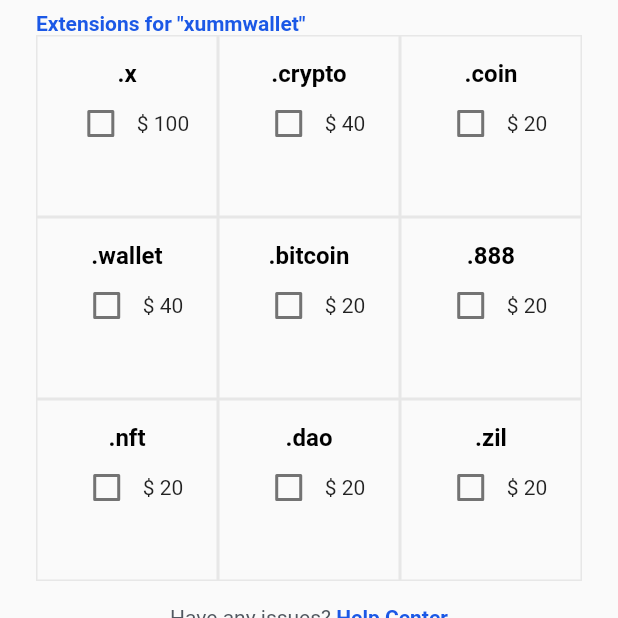
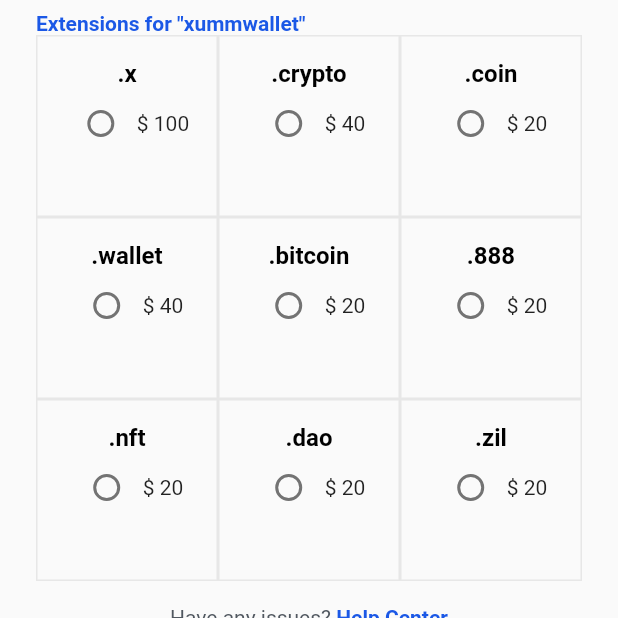
Before and after one commit to VadymMobileDev/up_reselling_webapp, a Flutter app: the screen it shows after launch, scrolled down 240 dp, on a phone screen of 412 x 824 dp, the part 571-1189 px from its top. Run offline on Flutter 3.47's test engine with Material 2 defaults, Android fonts, the light colour scheme and no system bars; our stand-ins replace dio, retrofit; generated files the repository leaves out were written again.

Commit message:
init added Credit Card Widget

```diff
--- a/lib/application/app_color.dart
+++ b/lib/application/app_color.dart
@@ -12,6 +12,7 @@
   static const textGreyDark           = Color(0xFF515860);
   static const black                  = Color(0xFF000000);
   static const white                  = Color(0xFFFFFFFF);
+  static const green                  = Color(0xFF00AC64);
   static const borderCardGrey         = Color(0xFFE7E7E7);
 
 }
--- a/lib/main.dart
+++ b/lib/main.dart
@@ -3,8 +3,13 @@
 import 'package:up_reselling_webapp/api/api_client.dart';
 import 'package:up_reselling_webapp/application/app_color.dart';
 import 'package:up_reselling_webapp/application/style/dimens.dart';
+import 'package:up_reselling_webapp/models/credit_card_model.dart';
 import 'package:up_reselling_webapp/models/domain_name.dart';
 import 'package:up_reselling_webapp/repository/labeled_check_box.dart';
+import 'package:up_reselling_webapp/widgets/credit_card_form.dart';
+import 'package:up_reselling_webapp/widgets/widgets_repository.dart';
+
+import 'models/grid_domain.dart';
 
 void main() {
   runApp(MyApp());
@@ -29,7 +34,11 @@
 
 class _XummPageState extends State<XummPage> {
   bool _flag = true;
-
+  String cardNumber = '';
+  String expiryDate = '';
+  String cvvCode = '';
+  bool isCvvFocused = false;
+  final GlobalKey<FormState> formKey = GlobalKey<FormState>();
   @override
   Widget build(BuildContext context) {
     return Scaffold(
@@ -40,7 +49,7 @@
       child: Column(
         children: [
           SizedBox(height: Dimens.paddingMedium),
-          _backToHome(),
+          BeckToHomeWidget(),
           SizedBox(height: Dimens.paddingMedium),
           // _chooseDomainButtons(),
 
@@ -76,8 +85,8 @@
           ),
 
           SizedBox(height: Dimens.paddingMedium),
-          _unstoppableCard(),
-          _purchaseCard(),
+          CardUnstoppableWidget(),
+          CardPurchaseWidget(),
 
           Card(
             color: AppColor.backgroundLightGrey,
@@ -122,93 +131,116 @@
           SizedBox(height: Dimens.paddingMedium),
           _checkDomainButton(),
           SizedBox(height: Dimens.paddingMediumLarge),
-          _textExtensions("xummwallet"),
+          TitleExtensionsWidget(domainName: "xummwallet"),
 
           _gridViewContainer(context),
+
+
+/*          Container(
+    width: MediaQuery.of(context).size.width,
+    child:
+          GridView.builder(
+              itemCount: itemList.length,
+              gridDelegate: SliverGridDelegateWithFixedCrossAxisCount(
+                  crossAxisCount: 4,
+                  childAspectRatio: 0.56,
+                  crossAxisSpacing: 2,
+                  mainAxisSpacing: 2),
+              itemBuilder: (context, index) {
+                return GridItem(
+                    item: itemList[index],
+                    isSelected: (bool value) {
+                      setState(() {
+                        if (value) {
+                          selectedList.add(itemList[index]);
+                        } else {
+                          selectedList.remove(itemList[index]);
+                        }
+                      });
+                      print("$index : $value");
+                    },
+                    key: Key(itemList[index].price));
+              }),
+          ),*/
+
           SizedBox(height: Dimens.paddingMedium),
 
-          _textHelpCenter(),
-          // _domainListName(context)
-        ],
+          HelpCenterWidget(),
+            Container(
+              width: MediaQuery.of(context).size.width,
+              child: Column(
+                  children:[
+                    CreditCardForm(
+                      formKey: formKey,
+                      obscureCvv: true,
+                      obscureNumber: true,
+                      cardNumber: cardNumber,
+                      cvvCode: cvvCode,
+                      expiryDate: expiryDate,
+                      themeColor: Colors.blue,
+                      cardNumberDecoration: const InputDecoration(
+                        border: OutlineInputBorder(),
+                        labelText: 'Number',
+                        hintText: 'XXXX XXXX XXXX XXXX',
                       ),
-    )));
-  }
-}
-
-Widget _backToHome() {
-  return Row(
-    children: [
-  Expanded(
-     child: Align(
-    alignment: Alignment.centerLeft,
-    child:   Icon(Icons.ac_unit),
-    ),),
-  Expanded(
-    child: Align(
-        alignment: Alignment.centerRight,
-        child:       ElevatedButton.icon(
-          icon: Icon(Icons.arrow_back_ios, color: AppColor.black, size: Dimens.paddingMedium),
-          onPressed: () {},
-          label: Text("Beck To Home", style: TextStyle(color: AppColor.black),),
+                      expiryDateDecoration: const InputDecoration(
+                        border: OutlineInputBorder(),
+                        labelText: 'Expired Date',
+                        hintText: 'XX/XX',
+                      ),
+                      cvvCodeDecoration: const InputDecoration(
+                        border: OutlineInputBorder(),
+                        labelText: 'CVV',
+                        hintText: 'XXX',
+                      ),
+                      onCreditCardModelChange: onCreditCardModelChange,
+                    ),
+                    ElevatedButton(
                       style: ElevatedButton.styleFrom(
-            primary: AppColor.primaryGrey,
                         shape: RoundedRectangleBorder(
-              borderRadius: BorderRadius.circular(Dimens.borderButtonRadius),
+                          borderRadius: BorderRadius.circular(8.0),
+                        ),
+                        primary: const Color(0xff1b447b),
+                      ),
+                      child: Container(
+                        margin: const EdgeInsets.all(8),
+                        child: const Text(
+                          'VALIDATE',
+                          style: TextStyle(
+                            color: Colors.white,
+                            fontFamily: 'halter',
+                            fontSize: 14,
+                            package: 'flutter_credit_card',
                           ),
                         ),
+                      ),
+                      onPressed: () {
+                        if (formKey.currentState!.validate()) {
+                          print('valid!');
+                        } else {
+                          print('invalid!');
+                        }
+                      },
                     )
-      ),),
-
-    ],
-  );
-}
-
-Widget _unstoppableCard() {
-  return Card(
-    color: AppColor.backgroundLightBlue,
-    child: Padding(
-      padding: EdgeInsets.all(Dimens.paddingLarge),
-      child: Column(
-        crossAxisAlignment: CrossAxisAlignment.stretch,
-        mainAxisSize: MainAxisSize.min,
-        children: <Widget>[
-          Text("UNSTOPPABLE\nDOMAINS",
-              style: TextStyle(fontSize: 18.0, color: Colors.black, fontWeight: FontWeight.bold)),
-          SizedBox(height: Dimens.paddingSemi),
-          Text('Replace cryptocurrency addresses with\na human readable name',
-              style: TextStyle(fontSize: 14.0, color: AppColor.textGreyDark)),
                   ],
                 ),
               ),
-  );
+        ],
+      ),
+
+    )));
   }
 
-Widget _purchaseCard() {
-  return Card(
-    color: AppColor.backgroundLightGrey,
-    elevation: 0.0,
-    child: Padding(
-      padding: EdgeInsets.only(top: Dimens.paddingMedium, bottom: Dimens.paddingMedium),
-      child: Column(
-        crossAxisAlignment: CrossAxisAlignment.stretch,
-        mainAxisSize: MainAxisSize.min,
-        children: <Widget>[
-          Text("Purchase your\nBlockchain Domain",
-              style: TextStyle(fontSize: 22.0, color: Colors.black, fontWeight: FontWeight.bold)),
-          SizedBox(height: Dimens.paddingSemi),
-          Text("Please enter at least 6 Characters", style: TextStyle(color: AppColor.textGrey)),
-        ],
-      ),
-    ),
-  );
+
+  void onCreditCardModelChange(CreditCardModel? creditCardModel) {
+    setState(() {
+      cardNumber = creditCardModel!.cardNumber;
+      expiryDate = creditCardModel.expiryDate;
+      cvvCode = creditCardModel.cvvCode;
+      isCvvFocused = creditCardModel.isCvvFocused;
+    });
   }
 
-Widget _textExtensions(String name) {
-  return Align(
-      alignment: Alignment.centerLeft,
-      child: Container(
-          child: Text("Extensions for \"" + "$name" + "\"",
-              style: TextStyle(color: AppColor.textBlue, fontWeight: FontWeight.bold))));
 }
 
 Widget _checkDomainButton(){
@@ -220,20 +252,6 @@
           minimumSize: Size(double.infinity, Dimens.margeButtonEdge),
           shape: RoundedRectangleBorder(
               borderRadius: BorderRadius.circular(Dimens.paddingDefault))));
-}
-
-Widget _textHelpCenter(){
-  return RichText(
-        text: TextSpan(
-          children: <TextSpan>[
-            TextSpan(
-                text: "Have any issues? ", style: TextStyle(color: AppColor.textGreyDark)),
-            TextSpan(
-                text: "Help Center",
-                style: TextStyle(color: AppColor.textBlue, fontWeight: FontWeight.bold)),
-          ],
-        ),
-  );
 }
 
 Widget _gridViewContainer(BuildContext context){
--- /dev/null
+++ b/lib/models/credit_card_model.dart
@@ -0,0 +1,10 @@
+class CreditCardModel {
+  CreditCardModel(this.cardNumber, this.expiryDate,
+      this.cvvCode, this.isCvvFocused);
+
+  String cardNumber = '';
+  String expiryDate = '';
+  String cvvCode = '';
+  String brand = '';
+  bool isCvvFocused = false;
+}
--- /dev/null
+++ b/lib/models/grid_domain.dart
@@ -0,0 +1,6 @@
+class DomainGrid {
+  String domainName;
+  String price;
+
+  DomainGrid(this.domainName, this.price);
+}
--- /dev/null
+++ b/lib/widgets/credit_card_form.dart
@@ -0,0 +1,225 @@
+import 'package:flutter/material.dart';
+import 'package:flutter/widgets.dart';
+import 'package:up_reselling_webapp/models/credit_card_model.dart';
+
+class CreditCardForm extends StatefulWidget {
+  const CreditCardForm({
+    Key? key,
+    required this.cardNumber,
+    required this.expiryDate,
+    required this.cvvCode,
+    this.obscureCvv = false,
+    this.obscureNumber = false,
+    required this.onCreditCardModelChange,
+    required this.themeColor,
+    this.textColor = Colors.black,
+    this.cursorColor,
+    this.cardNumberDecoration = const InputDecoration(
+      labelText: 'Card number',
+      hintText: 'XXXX XXXX XXXX XXXX',
+    ),
+    this.expiryDateDecoration = const InputDecoration(
+      labelText: 'Expired Date',
+      hintText: 'MM/YY',
+    ),
+    this.cvvCodeDecoration = const InputDecoration(
+      labelText: 'CVV',
+      hintText: 'XXX',
+    ),
+    required this.formKey,
+    this.cvvValidationMessage = 'Please input a valid CVV',
+    this.dateValidationMessage = 'Please input a valid date',
+    this.numberValidationMessage = 'Please input a valid number',
+  }) : super(key: key);
+
+  final String cardNumber;
+  final String expiryDate;
+  final String cvvCode;
+  final String cvvValidationMessage;
+  final String dateValidationMessage;
+  final String numberValidationMessage;
+  final void Function(CreditCardModel) onCreditCardModelChange;
+  final Color themeColor;
+  final Color textColor;
+  final Color? cursorColor;
+  final bool obscureCvv;
+  final bool obscureNumber;
+  final GlobalKey<FormState> formKey;
+
+  final InputDecoration cardNumberDecoration;
+  final InputDecoration expiryDateDecoration;
+  final InputDecoration cvvCodeDecoration;
+
+  @override
+  _CreditCardFormState createState() => _CreditCardFormState();
+}
+
+class _CreditCardFormState extends State<CreditCardForm> {
+  late String cardNumber;
+  late String expiryDate;
+  late String cardHolderName;
+  late String cvvCode;
+  bool isCvvFocused = false;
+  late Color themeColor;
+
+  late void Function(CreditCardModel) onCreditCardModelChange;
+  late CreditCardModel creditCardModel;
+
+  FocusNode cvvFocusNode = FocusNode();
+  FocusNode cardNumberNode = FocusNode();
+  FocusNode expiryDateNode = FocusNode();
+  FocusNode cardHolderNode = FocusNode();
+
+  void textFieldFocusDidChange() {
+    creditCardModel.isCvvFocused = cvvFocusNode.hasFocus;
+    onCreditCardModelChange(creditCardModel);
+  }
+
+  void createCreditCardModel() {
+    cardNumber = widget.cardNumber;
+    expiryDate = widget.expiryDate;
+    cvvCode = widget.cvvCode;
+
+    creditCardModel = CreditCardModel(
+        cardNumber, expiryDate, cvvCode, isCvvFocused);
+  }
+
+  @override
+  void initState() {
+    super.initState();
+
+    createCreditCardModel();
+
+    onCreditCardModelChange = widget.onCreditCardModelChange;
+
+    cvvFocusNode.addListener(textFieldFocusDidChange);
+
+  }
+
+  @override
+  void dispose() {
+    cardHolderNode.dispose();
+    cvvFocusNode.dispose();
+    expiryDateNode.dispose();
+    super.dispose();
+  }
+
+  @override
+  void didChangeDependencies() {
+    themeColor = widget.themeColor;
+    super.didChangeDependencies();
+  }
+
+  @override
+  Widget build(BuildContext context) {
+    return Theme(
+      data: ThemeData(
+        primaryColor: themeColor.withOpacity(0.8),
+        primaryColorDark: themeColor,
+      ),
+      child: Form(
+        key: widget.formKey,
+        child: Column(
+          children: <Widget>[
+            Container(
+              padding: const EdgeInsets.symmetric(vertical: 8.0),
+              margin: const EdgeInsets.only(left: 16, top: 16, right: 16),
+              child: TextFormField(
+                obscureText: widget.obscureNumber,
+                cursorColor: widget.cursorColor ?? themeColor,
+                onEditingComplete: () {
+                  FocusScope.of(context).requestFocus(expiryDateNode);
+                },
+                style: TextStyle(
+                  color: widget.textColor,
+                ),
+                decoration: widget.cardNumberDecoration,
+                keyboardType: TextInputType.number,
+                textInputAction: TextInputAction.next,
+                validator: (String? value) {
+                  // Validate less that 13 digits +3 white spaces
+                  if (value!.isEmpty || value.length < 16) {
+                    return widget.numberValidationMessage;
+                  }
+                  return null;
+                },
+              ),
+            ),
+            Row(
+              children: <Widget>[
+                Expanded(
+                  child: Container(
+                    padding: const EdgeInsets.symmetric(vertical: 8.0),
+                    margin: const EdgeInsets.only(left: 16, top: 8, right: 16),
+                    child: TextFormField(
+                      cursorColor: widget.cursorColor ?? themeColor,
+                      focusNode: expiryDateNode,
+                      onEditingComplete: () {
+                        FocusScope.of(context).requestFocus(cvvFocusNode);
+                      },
+                      style: TextStyle(
+                        color: widget.textColor,
+                      ),
+                      decoration: widget.expiryDateDecoration,
+                      keyboardType: TextInputType.number,
+                      textInputAction: TextInputAction.next,
+                      validator: (String? value) {
+                        if (value!.isEmpty) {
+                          return widget.dateValidationMessage;
+                        }
+
+                        final DateTime now = DateTime.now();
+                        final List<String> date = value.split(RegExp(r'/'));
+                        final int month = int.parse(date.first);
+                        final int year = int.parse('20${date.last}');
+                        final DateTime cardDate = DateTime(year, month);
+
+                        if (cardDate.isBefore(now) ||
+                            month > 12 ||
+                            month == 0) {
+                          return widget.dateValidationMessage;
+                        }
+                        return null;
+                      },
+                    ),
+                  ),
+                ),
+                Expanded(
+                  child: Container(
+                    padding: const EdgeInsets.symmetric(vertical: 8.0),
+                    margin: const EdgeInsets.only(left: 16, top: 8, right: 16),
+                    child: TextFormField(
+                      obscureText: widget.obscureCvv,
+                      focusNode: cvvFocusNode,
+                      cursorColor: widget.cursorColor ?? themeColor,
+                      onEditingComplete: () {
+                        FocusScope.of(context).requestFocus(cardHolderNode);
+                      },
+                      style: TextStyle(
+                        color: widget.textColor,
+                      ),
+                      decoration: widget.cvvCodeDecoration,
+                      keyboardType: TextInputType.number,
+                      textInputAction: TextInputAction.next,
+                      onChanged: (String text) {
+                        setState(() {
+                          cvvCode = text;
+                        });
+                      },
+                      validator: (String? value) {
+                        if (value!.isEmpty || value.length < 3) {
+                          return widget.cvvValidationMessage;
+                        }
+                        return null;
+                      },
+                    ),
+                  ),
+                ),
+              ],
+            ),
+          ],
+        ),
+      ),
+    );
+  }
+}
--- /dev/null
+++ b/lib/widgets/widgets_repository.dart
@@ -0,0 +1,103 @@
+import 'package:flutter/cupertino.dart';
+import 'package:flutter/material.dart';
+import 'package:up_reselling_webapp/application/app_color.dart';
+import 'package:up_reselling_webapp/application/style/dimens.dart';
+
+class HelpCenterWidget extends StatelessWidget {
+  const HelpCenterWidget({Key? key}) : super(key: key);
+
+  Widget build(BuildContext context) => RichText(
+    text: TextSpan(
+      children: <TextSpan>[
+        TextSpan(text: "Have any issues? ", style: TextStyle(color: AppColor.textGreyDark)),
+        TextSpan(
+            text: "Help Center",
+            style: TextStyle(color: AppColor.textBlue, fontWeight: FontWeight.bold)),
+      ],
+    ),
+  );
+}
+
+class BeckToHomeWidget extends StatelessWidget {
+  const BeckToHomeWidget({Key? key}) : super(key: key);
+
+  Widget build(BuildContext context) => Row(
+    children: [
+      Expanded(
+        child: Align(
+          alignment: Alignment.centerLeft,
+          child:   Icon(Icons.ac_unit),
+        ),),
+      Expanded(
+        child: Align(
+            alignment: Alignment.centerRight,
+            child:       ElevatedButton.icon(
+              icon: Icon(Icons.arrow_back_ios, color: AppColor.black, size: Dimens.paddingMedium),
+              onPressed: () {},
+              label: Text("Beck To Home", style: TextStyle(color: AppColor.black),),
+              style: ElevatedButton.styleFrom(
+                primary: AppColor.primaryGrey,
+                shape: RoundedRectangleBorder(
+                  borderRadius: BorderRadius.circular(Dimens.borderButtonRadius),
+                ),
+              ),
+            )
+        ),),
+    ],
+  );
+}
+
+class CardUnstoppableWidget extends StatelessWidget {
+  const CardUnstoppableWidget({Key? key}) : super(key: key);
+
+  Widget build(BuildContext context) => Card(
+    color: AppColor.backgroundLightBlue,
+    child: Padding(
+      padding: EdgeInsets.all(Dimens.paddingLarge),
+      child: Column(
+        crossAxisAlignment: CrossAxisAlignment.stretch,
+        mainAxisSize: MainAxisSize.min,
+        children: <Widget>[
+          Text("UNSTOPPABLE\nDOMAINS",
+              style: TextStyle(fontSize: 18.0, color: Colors.black, fontWeight: FontWeight.bold)),
+          SizedBox(height: Dimens.paddingSemi),
+          Text('Replace cryptocurrency addresses with\na human readable name',
+              style: TextStyle(fontSize: 14.0, color: AppColor.textGreyDark)),
+        ],
+      ),
+    ),
+  );
+}
+
+class TitleExtensionsWidget extends StatelessWidget {
+  const TitleExtensionsWidget({Key? key, required this.domainName}) : super(key: key);
+  final String domainName;
+
+  Widget build(BuildContext context) => Align(
+      alignment: Alignment.centerLeft,
+      child: Container(
+          child: Text("Extensions for \"" + "$domainName" + "\"",
+              style: TextStyle(color: AppColor.textBlue, fontWeight: FontWeight.bold))));
+}
+
+class CardPurchaseWidget extends StatelessWidget {
+  const CardPurchaseWidget({Key? key}) : super(key: key);
+
+  Widget build(BuildContext context) => Card(
+    color: AppColor.backgroundLightGrey,
+    elevation: 0.0,
+    child: Padding(
+      padding: EdgeInsets.only(top: Dimens.paddingMedium, bottom: Dimens.paddingMedium),
+      child: Column(
+        crossAxisAlignment: CrossAxisAlignment.stretch,
+        mainAxisSize: MainAxisSize.min,
+        children: <Widget>[
+          Text("Purchase your\nBlockchain Domain",
+              style: TextStyle(fontSize: 22.0, color: Colors.black, fontWeight: FontWeight.bold)),
+          SizedBox(height: Dimens.paddingSemi),
+          Text("Please enter at least 6 Characters", style: TextStyle(color: AppColor.textGrey)),
+        ],
+      ),
+    ),
+  );
+}
```
Also changed, not shown: lib/repository/labeled_check_box.dart (+53 -9 lines). Lines whose indentation alone changed are shown as unchanged.
